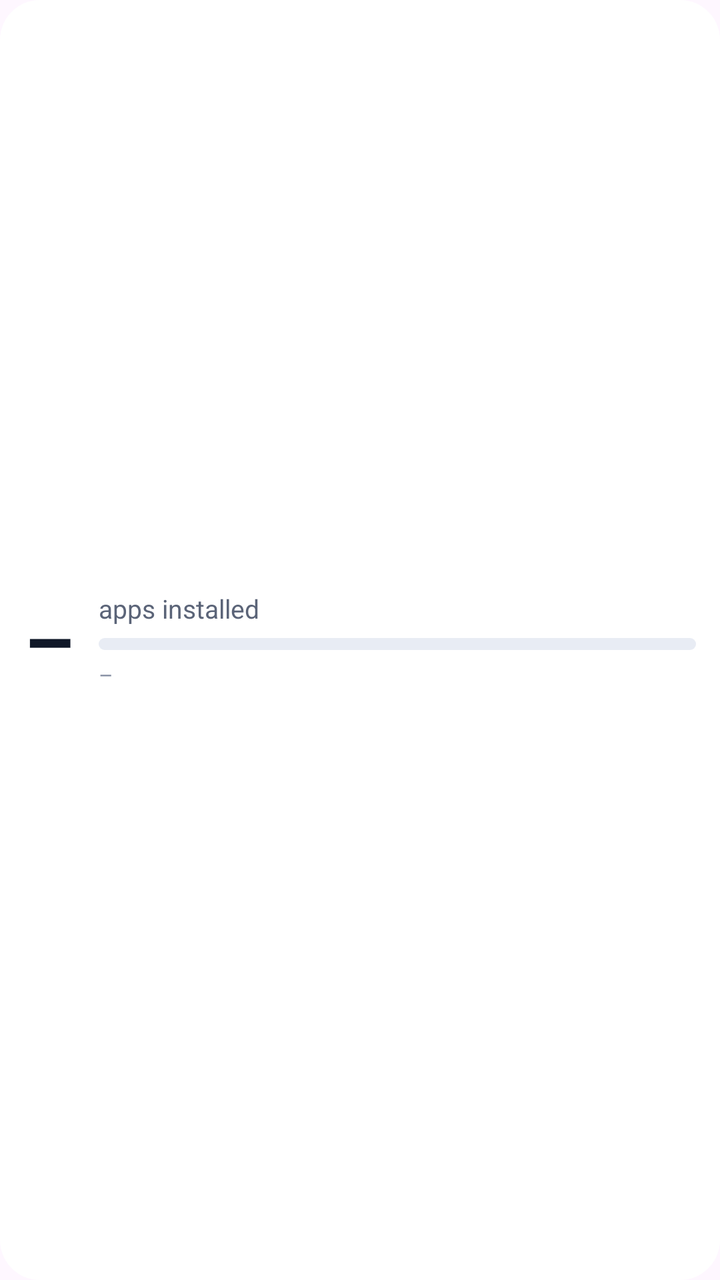
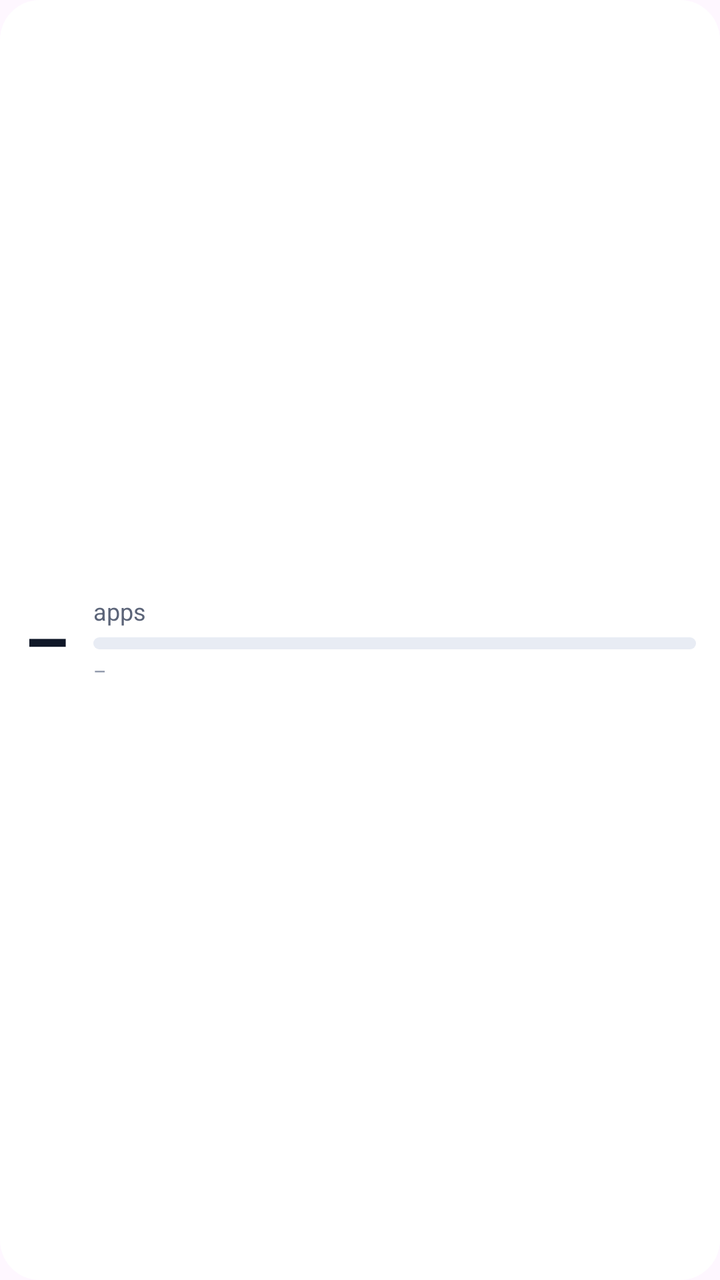

Screens rendered from an Android XML layout before and after an edit, with the pre-edit source and the edit as a unified diff.
<!-- AndroidManifest.xml: application theme Theme.WhatsNew -->
<!-- res/layout/widget_app_count_small.xml -->
<?xml version="1.0" encoding="utf-8"?>
<LinearLayout xmlns:android="http://schemas.android.com/apk/res/android"
    android:id="@+id/widgetRoot"
    android:layout_width="match_parent"
    android:layout_height="match_parent"
    android:orientation="horizontal"
    android:gravity="center_vertical"
    android:background="@drawable/widget_background_small"
    android:padding="12dp">

    <TextView
        android:id="@+id/widgetCount"
        android:layout_width="wrap_content"
        android:layout_height="wrap_content"
        android:text="–"
        android:textSize="40sp"
        android:textStyle="bold"
        android:textColor="#101828" />

    <LinearLayout
        android:layout_width="0dp"
        android:layout_height="wrap_content"
        android:layout_weight="1"
        android:layout_marginStart="12dp"
        android:orientation="vertical">

        <TextView
            android:layout_width="wrap_content"
            android:layout_height="wrap_content"
            android:text="apps installed"
            android:textSize="13sp"
            android:textColor="#5B6478" />

        <ProgressBar
            android:id="@+id/widgetProgress"
            android:layout_width="match_parent"
            android:layout_height="6dp"
            android:layout_marginTop="6dp"
            style="?android:attr/progressBarStyleHorizontal"
            android:progressDrawable="@drawable/widget_progress"
            android:max="150"
            android:progress="0" />

        <TextView
            android:id="@+id/widgetGoal"
            android:layout_width="wrap_content"
            android:layout_height="wrap_content"
            android:layout_marginTop="5dp"
            android:text="–"
            android:textSize="11sp"
            android:textColor="#8A93A6" />
    </LinearLayout>
</LinearLayout>
<!-- resources referenced by this layout -->
<resources>
  <!-- drawable widget_background_small (drawable) -->
  <?xml version="1.0" encoding="utf-8"?>
  <shape xmlns:android="http://schemas.android.com/apk/res/android"
      android:shape="rectangle">
      <solid android:color="#FFFFFF" />
      <corners android:radius="20dp" />
  </shape>
  <!-- drawable widget_progress (drawable) -->
  <?xml version="1.0" encoding="utf-8"?>
  <layer-list xmlns:android="http://schemas.android.com/apk/res/android">
      <item android:id="@android:id/background">
          <shape android:shape="rectangle">
              <solid android:color="#E8ECF4" />
              <corners android:radius="3dp" />
          </shape>
      </item>
      <item android:id="@android:id/progress">
          <clip>
              <shape android:shape="rectangle">
                  <solid android:color="#024FEB" />
                  <corners android:radius="3dp" />
              </shape>
          </clip>
      </item>
  </layer-list>
  <style name="Theme.WhatsNew" parent="Theme.Material3.DayNight.NoActionBar" />
</resources>

<!-- the commit's change to res/layout/widget_app_count_small.xml (unified diff, before → after) -->
@@ -13,7 +13,7 @@
         android:layout_width="wrap_content"
         android:layout_height="wrap_content"
         android:text="–"
-        android:textSize="40sp"
+        android:textSize="36sp"
         android:textStyle="bold"
         android:textColor="#101828" />
 
@@ -27,15 +27,15 @@
         <TextView
             android:layout_width="wrap_content"
             android:layout_height="wrap_content"
-            android:text="apps installed"
-            android:textSize="13sp"
+            android:text="apps"
+            android:textSize="12sp"
             android:textColor="#5B6478" />
 
         <ProgressBar
             android:id="@+id/widgetProgress"
             android:layout_width="match_parent"
             android:layout_height="6dp"
-            android:layout_marginTop="6dp"
+            android:layout_marginTop="5dp"
             style="?android:attr/progressBarStyleHorizontal"
             android:progressDrawable="@drawable/widget_progress"
             android:max="150"
@@ -45,9 +45,9 @@
             android:id="@+id/widgetGoal"
             android:layout_width="wrap_content"
             android:layout_height="wrap_content"
-            android:layout_marginTop="5dp"
+            android:layout_marginTop="4dp"
             android:text="–"
-            android:textSize="11sp"
+            android:textSize="10sp"
             android:textColor="#8A93A6" />
     </LinearLayout>
 </LinearLayout>
